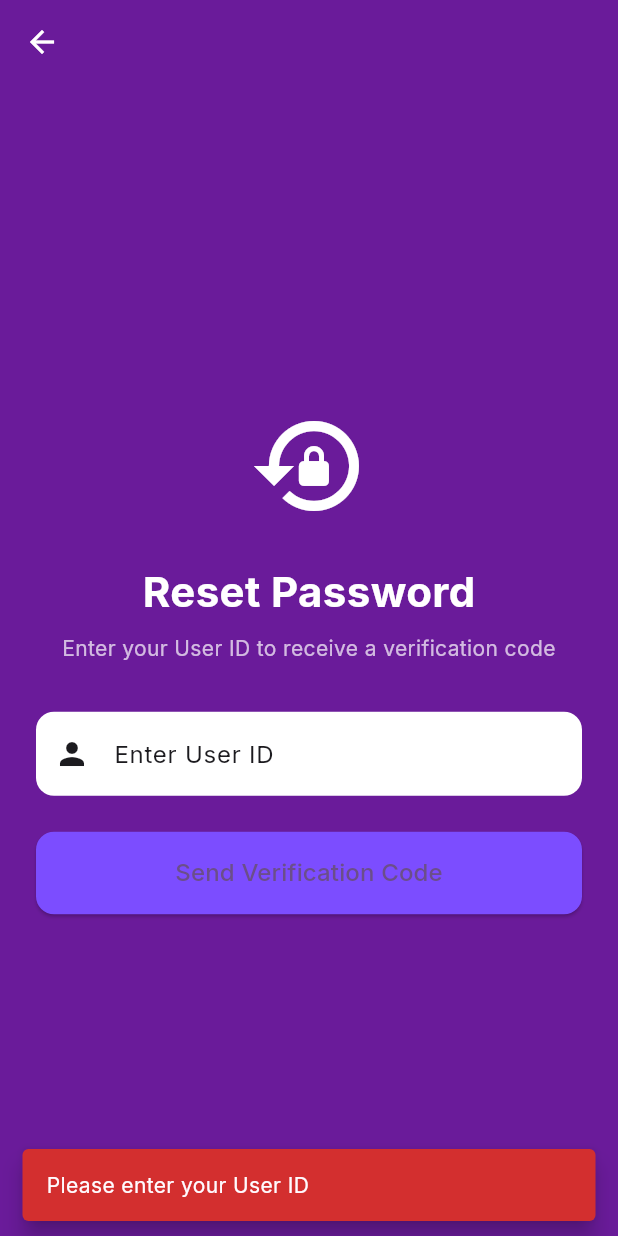
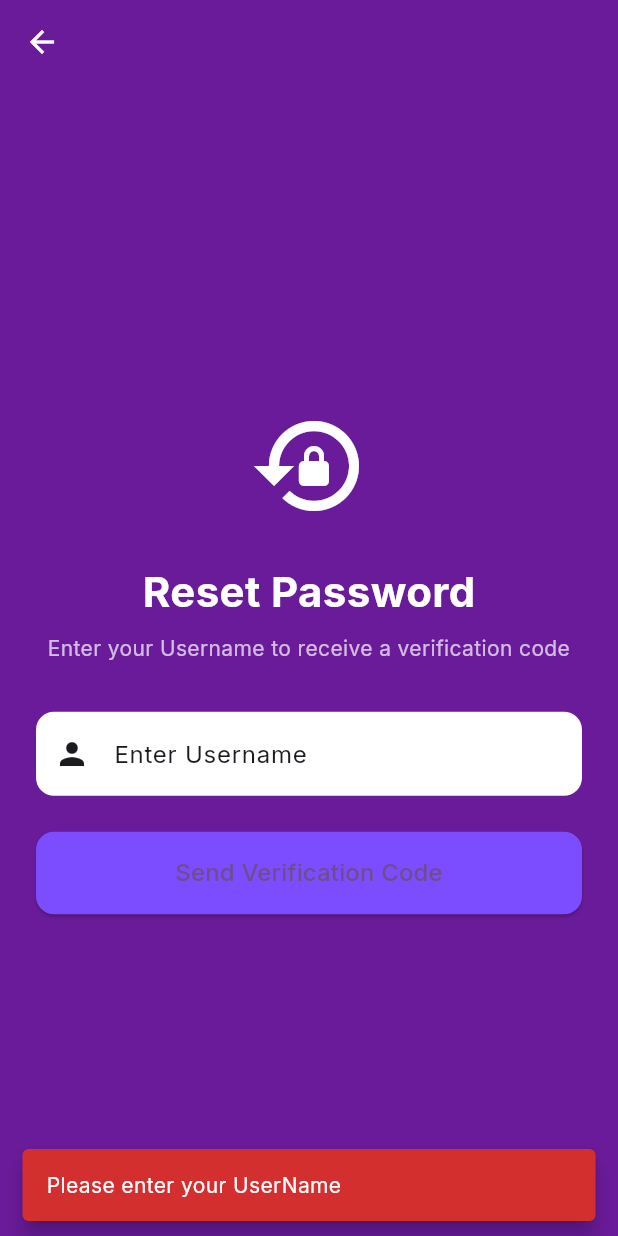
Before and after one commit to GloriousChristianSocialApp/Glorious, a Flutter app: the RequestOtpScreen screen opened directly, after a tap on "Send Verification Code", on a phone screen of 412 x 824 dp. Run offline on Flutter 3.47's test engine with Material 3 defaults, Android fonts, the phone set to English and light mode, and no system bars; our stand-ins replace dio, file_picker, flutter_chat_types, flutter_chat_ui, flutter_local_notifications, google_fonts and 4 more; accounts and stored records are empty.

Commit message:
redirect and user password reset ask for username instead of userID

```diff
--- a/lib/screens/passwordresetpage.dart
+++ b/lib/screens/passwordresetpage.dart
@@ -9,26 +9,26 @@ class RequestOtpScreen extends StatefulWidget {
 }
 
 class _RequestOtpScreenState extends State<RequestOtpScreen> {
-  final TextEditingController _userIdController = TextEditingController();
+  final TextEditingController _usernameController = TextEditingController();
   bool _loading = false;
 
   void _sendOtp() async {
     // Validate input
-    if (_userIdController.text.trim().isEmpty) {
-      _showError('Please enter your User ID');
+    if (_usernameController.text.trim().isEmpty) {
+      _showError('Please enter your UserName');
       return;
     }
 
     setState(() => _loading = true);
     try {
       final email =
-          await ApiService().requestOtp(_userIdController.text.trim());
+          await ApiService().requestOtp(_usernameController.text.trim());
       if (mounted) {
         Navigator.push(
           context,
           MaterialPageRoute(
             builder: (_) => VerifyOtpScreen(
-              userId: _userIdController.text.trim(),
+              userId: _usernameController.text.trim(),
               email: email!,
             ),
           ),
@@ -55,7 +55,7 @@ class _RequestOtpScreenState extends State<RequestOtpScreen> {
 
   @override
   void dispose() {
-    _userIdController.dispose();
+    _usernameController.dispose();
     super.dispose();
   }
 
@@ -93,7 +93,7 @@ class _RequestOtpScreenState extends State<RequestOtpScreen> {
               ),
               const SizedBox(height: 8),
               const Text(
-                'Enter your User ID to receive a verification code',
+                'Enter your Username to receive a verification code',
                 style: TextStyle(
                   color: Colors.white70,
                   fontSize: 14,
@@ -102,10 +102,10 @@ class _RequestOtpScreenState extends State<RequestOtpScreen> {
               ),
               const SizedBox(height: 32),
               TextField(
-                controller: _userIdController,
+                controller: _usernameController,
                 enabled: !_loading,
                 decoration: InputDecoration(
-                  hintText: 'Enter User ID',
+                  hintText: 'Enter Username',
                   prefixIcon: const Icon(Icons.person),
                   fillColor: Colors.white,
                   filled: true,
```
Also changed, not shown: lib/screens/authentication_screen.dart (+7 -1 lines), lib/services/api_service.dart (+30 -15 lines), pubspec.lock.
